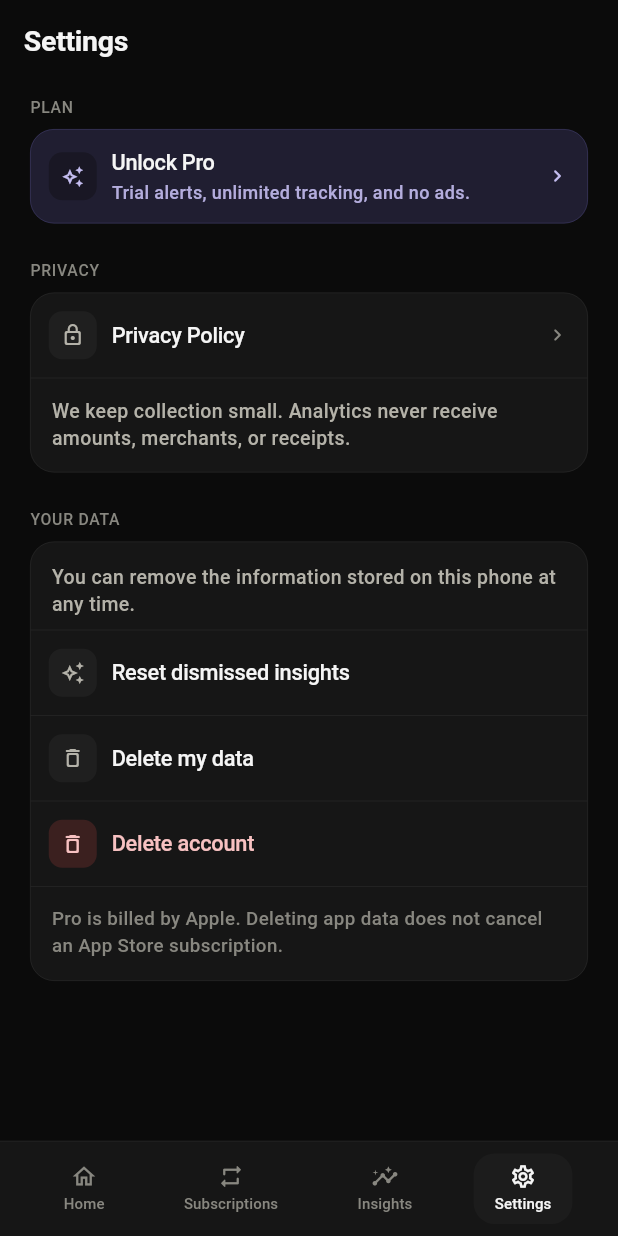
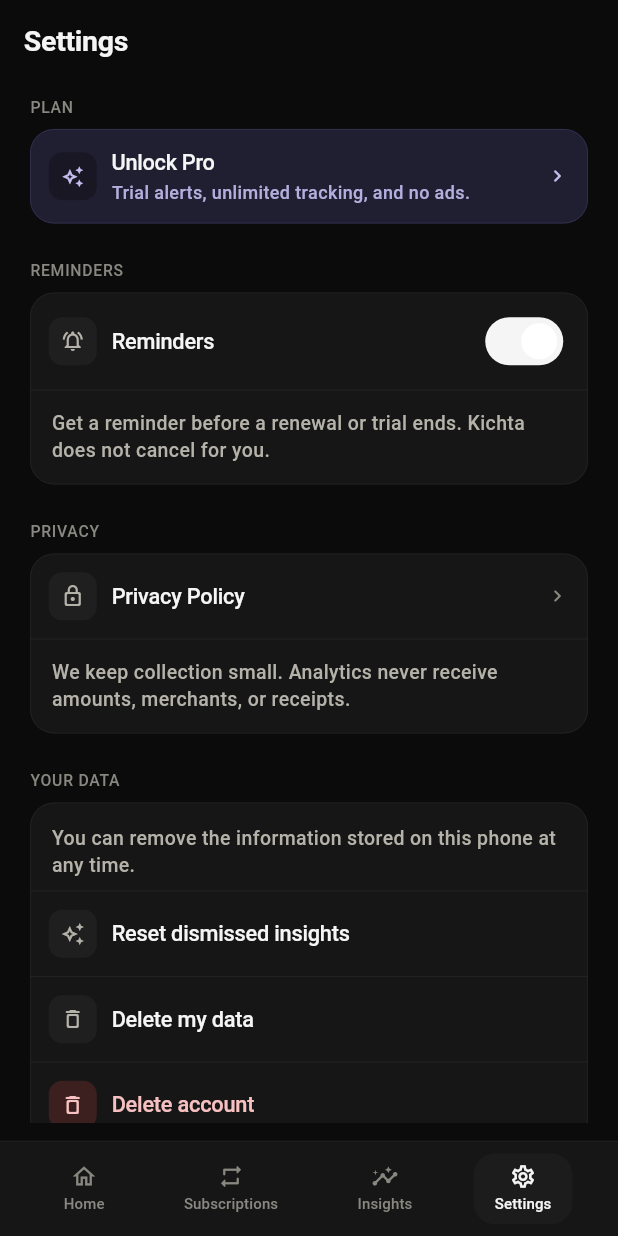
Before and after one commit to mohcine-badour/AIMoneyLeakDetector, a Flutter app: the SettingsScreen screen opened by its route, on a phone screen of 412 x 824 dp. Run offline on Flutter 3.47's test engine with Material 3 defaults, Android fonts, the phone set to English and light mode, and no system bars; our stand-ins replace drift, drift_flutter, flutter_local_notifications, flutter_riverpod, flutter_svg, flutter_timezone and 5 more; missing offline and left inert: purchases_flutter; accounts and stored records are empty; generated files the repository leaves out were written again.

Commit message:
Let people turn on trial and renewal reminders from Settings and detail screens.
Co-authored-by: Cursor <cursoragent@cursor.com>

```diff
--- a/lib/core/constants/app_strings.dart
+++ b/lib/core/constants/app_strings.dart
@@ -94,6 +94,18 @@ abstract final class AppStrings {
   static const String privacySection = 'Privacy';
   static const String yourDataSection = 'Your data';
   static const String planSection = 'Plan';
+  static const String remindersSection = 'Reminders';
+  static const String remindersToggle = 'Reminders';
+  static const String remindersExplanation =
+      'Get a reminder before a renewal or trial ends. Kichta does not cancel for you.';
+  static const String remindMe = 'Remind me';
+  static const String remindMeHint = 'We will ping you before this date.';
+  static const String reminderArmed =
+      'We will remind you 3 days, 1 day, and 2 hours before.';
+  static const String reminderPermissionDenied =
+      'Allow notifications to get reminders.';
+  static const String reminderNothingUpcoming =
+      'Nothing to remind yet. Choose a date in the future.';
   static const String dismissedInsightsReset =
       'Dismissed insights are visible again.';
   static const String privacyLastUpdated = 'Last updated';
--- a/lib/features/notifications/data/local_reminder_scheduler.dart
+++ b/lib/features/notifications/data/local_reminder_scheduler.dart
@@ -55,7 +55,7 @@ class LocalReminderScheduler implements ReminderScheduler {
     if (reminders.isEmpty) {
       return;
     }
-    final allowed = await _requestPermission();
+    final allowed = await requestPermission();
     if (!allowed) {
       return;
     }
@@ -100,7 +100,9 @@ class LocalReminderScheduler implements ReminderScheduler {
     }
   }
 
-  Future<bool> _requestPermission() async {
+  @override
+  Future<bool> requestPermission() async {
+    await initialize();
     final android = _plugin
         .resolvePlatformSpecificImplementation<
           AndroidFlutterLocalNotificationsPlugin
--- a/lib/features/notifications/domain/reminder_scheduler.dart
+++ b/lib/features/notifications/domain/reminder_scheduler.dart
@@ -3,6 +3,8 @@ import 'scheduled_reminder.dart';
 /// Port for local reminder scheduling. Do not send remote push here.
 abstract class ReminderScheduler {
   Future<void> sync(List<ScheduledReminder> reminders);
+
+  Future<bool> requestPermission();
 }
 
 class NoOpReminderScheduler implements ReminderScheduler {
@@ -10,4 +12,7 @@ class NoOpReminderScheduler implements ReminderScheduler {
 
   @override
   Future<void> sync(List<ScheduledReminder> reminders) async {}
+
+  @override
+  Future<bool> requestPermission() async => true;
 }
--- a/lib/features/notifications/notifications_providers.dart
+++ b/lib/features/notifications/notifications_providers.dart
@@ -1,6 +1,8 @@
 import 'package:flutter_riverpod/flutter_riverpod.dart';
+import 'package:shared_preferences/shared_preferences.dart';
 
 import '../../core/providers/clock_provider.dart';
+import '../../core/providers/shared_preferences_provider.dart';
 import '../trials/domain/trial.dart';
 import '../trials/trials_providers.dart';
 import '../upcoming/domain/upcoming_payment.dart';
@@ -8,10 +10,41 @@ import '../upcoming/upcoming_providers.dart';
 import 'domain/reminder_events.dart';
 import 'domain/reminder_planner.dart';
 import 'domain/reminder_scheduler.dart';
+import 'domain/scheduled_reminder.dart';
 
 final reminderSchedulerProvider = Provider<ReminderScheduler>((ref) {
   return const NoOpReminderScheduler();
 });
+
+final remindersEnabledProvider =
+    NotifierProvider<RemindersEnabledController, bool>(
+      RemindersEnabledController.new,
+    );
+
+class RemindersEnabledController extends Notifier<bool> {
+  static const storageKey = 'reminders/enabled';
+
+  SharedPreferences get _prefs => ref.read(sharedPreferencesProvider);
+
+  @override
+  bool build() {
+    return ref.watch(sharedPreferencesProvider).getBool(storageKey) ?? true;
+  }
+
+  Future<bool> enable() async {
+    final allowed = await ref
+        .read(reminderSchedulerProvider)
+        .requestPermission();
+    state = allowed;
+    await _prefs.setBool(storageKey, allowed);
+    return allowed;
+  }
+
+  Future<void> disable() async {
+    state = false;
+    await _prefs.setBool(storageKey, false);
+  }
+}
 
 class ReminderSnapshot {
   const ReminderSnapshot({
@@ -50,16 +83,19 @@ final reminderSnapshotProvider = Provider<AsyncValue<ReminderSnapshot>>((ref) {
 
 /// Keeps local trial and renewal reminders in sync with stored records.
 final reminderSyncProvider = Provider<void>((ref) {
+  final enabled = ref.watch(remindersEnabledProvider);
   ref.listen(reminderSnapshotProvider, (previous, next) {
     next.whenData((snapshot) {
-      final reminders = ReminderPlanner.plan(
+      final reminders = enabled
+          ? ReminderPlanner.plan(
               events: ReminderEvents.from(
                 payments: snapshot.payments,
                 trials: snapshot.trials,
                 now: snapshot.now,
               ),
               now: snapshot.now,
-      );
+            )
+          : const <ScheduledReminder>[];
       ref.read(reminderSchedulerProvider).sync(reminders);
     });
   }, fireImmediately: true);
--- a/lib/features/settings/presentation/settings_screen.dart
+++ b/lib/features/settings/presentation/settings_screen.dart
@@ -11,6 +11,7 @@ import '../../../core/constants/app_strings.dart';
 import '../../../core/widgets/app_scaffold.dart';
 import '../../../core/widgets/confirm_dialog.dart';
 import '../../insights/insights_providers.dart';
+import '../../notifications/notifications_providers.dart';
 import '../../paywall/domain/entitlement_copy.dart';
 import '../../paywall/domain/paywall_source.dart';
 import '../../paywall/paywall_navigation.dart';
@@ -50,6 +51,26 @@ class SettingsScreen extends ConsumerWidget {
                 source: PaywallSource.settings,
               );
             },
+          ),
+          const SizedBox(height: AppSpacing.xl),
+          _SectionLabel(AppStrings.remindersSection),
+          const SizedBox(height: AppSpacing.sm),
+          _SettingsCard(
+            children: [
+              _RemindersToggle(),
+              Divider(height: 1, color: tokens.border),
+              Padding(
+                padding: const EdgeInsets.fromLTRB(14, 12, 14, 14),
+                child: Text(
+                  AppStrings.remindersExplanation,
+                  style: TextStyle(
+                    fontSize: 13,
+                    height: 1.4,
+                    color: tokens.textSecondary,
+                  ),
+                ),
+              ),
+            ],
           ),
           const SizedBox(height: AppSpacing.xl),
           _SectionLabel(AppStrings.privacySection),
@@ -193,6 +214,68 @@ class SettingsScreen extends ConsumerWidget {
     if (result != null && context.mounted) {
       context.go(AppRoutes.launch);
     }
+  }
+}
+
+class _RemindersToggle extends ConsumerWidget {
+  @override
+  Widget build(BuildContext context, WidgetRef ref) {
+    final tokens = AppTokens.of(context);
+    final enabled = ref.watch(remindersEnabledProvider);
+    return Padding(
+      padding: const EdgeInsets.symmetric(horizontal: 12, vertical: 8),
+      child: Row(
+        children: [
+          Container(
+            width: 32,
+            height: 32,
+            decoration: BoxDecoration(
+              color: tokens.bgMuted,
+              borderRadius: BorderRadius.circular(9),
+            ),
+            child: Icon(
+              AppIcons.bellRinging,
+              size: 16,
+              color: tokens.textSecondary,
+            ),
+          ),
+          const SizedBox(width: 10),
+          Expanded(
+            child: Text(
+              AppStrings.remindersToggle,
+              style: TextStyle(
+                fontSize: 14.5,
+                fontWeight: FontWeight.w500,
+                letterSpacing: -0.15,
+                color: tokens.textPrimary,
+              ),
+            ),
+          ),
+          Switch.adaptive(
+            key: const Key('reminders-toggle'),
+            value: enabled,
+            activeTrackColor: tokens.accent,
+            onChanged: (value) async {
+              HapticFeedback.selectionClick();
+              if (value) {
+                final allowed = await ref
+                    .read(remindersEnabledProvider.notifier)
+                    .enable();
+                if (!allowed && context.mounted) {
+                  ScaffoldMessenger.of(context).showSnackBar(
+                    const SnackBar(
+                      content: Text(AppStrings.reminderPermissionDenied),
+                    ),
+                  );
+                }
+              } else {
+                await ref.read(remindersEnabledProvider.notifier).disable();
+              }
+            },
+          ),
+        ],
+      ),
+    );
   }
 }
 
--- a/lib/features/subscriptions/presentation/subscription_detail_screen.dart
+++ b/lib/features/subscriptions/presentation/subscription_detail_screen.dart
@@ -17,6 +17,7 @@ import '../../../core/widgets/app_scaffold.dart';
 import '../../../core/widgets/confirm_dialog.dart';
 import '../../../core/widgets/error_state.dart';
 import '../../../core/widgets/loading_state.dart';
+import '../../notifications/presentation/remind_me_button.dart';
 import '../domain/subscription.dart';
 import '../domain/subscription_brand.dart';
 import '../domain/subscription_cost.dart';
@@ -97,6 +98,10 @@ class _SubscriptionDetailBody extends ConsumerWidget {
             ),
             const SizedBox(height: AppSpacing.lg),
             _NextBillChip(date: subscription.nextBillingDate, now: now),
+            if (subscription.status == SubscriptionStatus.active) ...[
+              const SizedBox(height: AppSpacing.lg),
+              RemindMeRow(eventDate: subscription.nextBillingDate),
+            ],
             const SizedBox(height: AppSpacing.lg),
             _CostCard(
               monthly: monthly,
--- a/lib/features/trials/presentation/trial_detail_screen.dart
+++ b/lib/features/trials/presentation/trial_detail_screen.dart
@@ -13,6 +13,7 @@ import '../../../core/widgets/app_scaffold.dart';
 import '../../../core/widgets/confirm_dialog.dart';
 import '../../../core/widgets/error_state.dart';
 import '../../../core/widgets/loading_state.dart';
+import '../../notifications/presentation/remind_me_button.dart';
 import '../domain/trial.dart';
 import '../domain/trial_countdown.dart';
 import '../trial_detail_controller.dart';
@@ -99,6 +100,11 @@ class _TrialDetailBody extends ConsumerWidget {
                 ],
               ),
             ),
+            if (status != TrialStatus.cancelled &&
+                status != TrialStatus.expired) ...[
+              const SizedBox(height: AppSpacing.lg),
+              RemindMeRow(eventDate: trial.trialEndDate),
+            ],
             const SizedBox(height: AppSpacing.xl),
             _DetailRow(
               label: AppStrings.fieldTrialEndDate,
```
Also changed, not shown: lib/features/notifications/domain/reminder_planner.dart (+10 -0 lines), lib/features/notifications/presentation/remind_me_button.dart (added, +125 -0 lines), 6 other files. Lines whose indentation alone changed are shown as unchanged.
